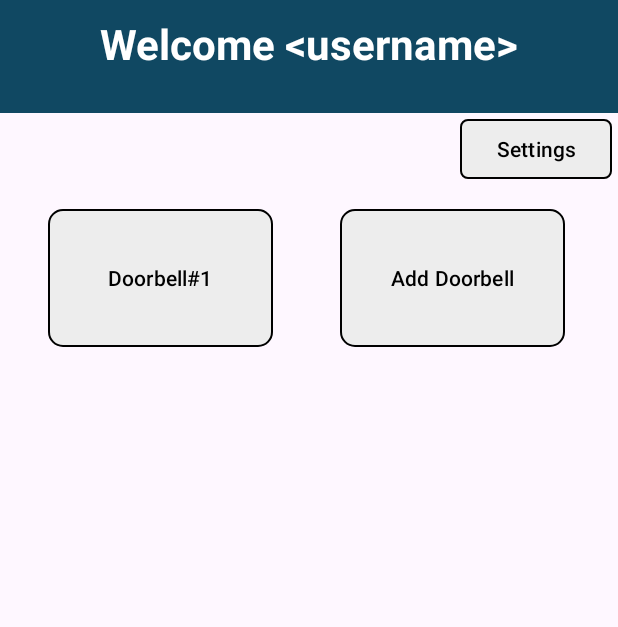
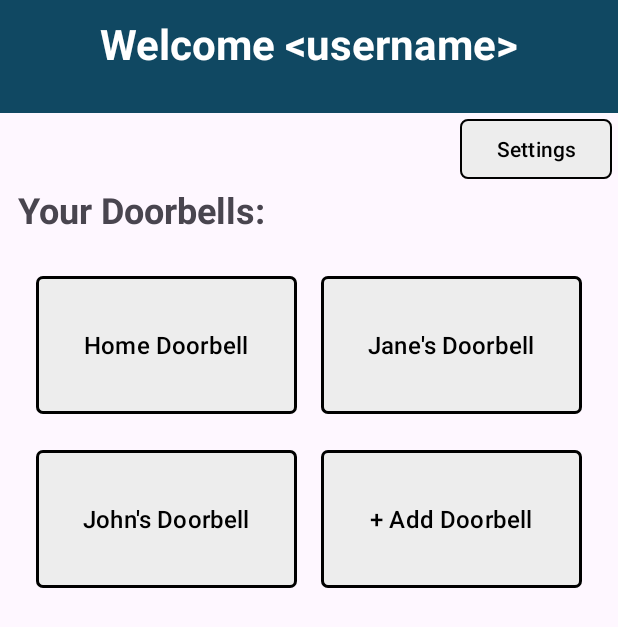
Before and after one commit to KasturiaL/Knockly-Smart-Doorbell, an Android app: the HomeActivity screen opened directly, with no data from a screen before it, on a phone screen of 412 x 824 dp. Shown: the top 627 px of the screen. Run offline under Robolectric (Android 15) with nearby library versions, the phone set to English and light mode, and no system bars.

Commit message:
Added home page UI

```diff
--- a/mobile_app/android/app/build.gradle.kts
+++ b/mobile_app/android/app/build.gradle.kts
@@ -37,6 +37,7 @@ dependencies {
     implementation(libs.material)
     implementation(libs.activity)
     implementation(libs.constraintlayout)
+    implementation(libs.gridlayout)
     testImplementation(libs.junit)
     androidTestImplementation(libs.ext.junit)
     androidTestImplementation(libs.espresso.core)
--- a/mobile_app/android/app/src/main/java/com/example/knockly/HomeActivity.java
+++ b/mobile_app/android/app/src/main/java/com/example/knockly/HomeActivity.java
@@ -10,6 +10,11 @@ import androidx.appcompat.app.AppCompatActivity;
 import androidx.core.graphics.Insets;
 import androidx.core.view.ViewCompat;
 import androidx.core.view.WindowInsetsCompat;
+
+import com.example.knockly.utils.JsonUtils;
+
+import org.json.JSONArray;
+import org.json.JSONObject;
 
 public class HomeActivity extends AppCompatActivity {
 
@@ -24,40 +29,29 @@ public class HomeActivity extends AppCompatActivity {
             return insets;
         });
 
+        // Get relevant doorbells from database
+        // TODO: Implement actual API call
+        // Creates example JSON object with data to use while database is implemented
+        String currentDoorbellsString = "{\"Doorbells\": [{\"ID\": \"550e8400-e29b-41d4-a716-446655440000\", \"Name\": \"Home Doorbell\"}, {\"ID\": \"9b4d4b9f-6a5d-4b6b-91b6-d53196e438b2\", \"Name\": \"Jane\'s Doorbell\"}, {\"ID\": \"a1234567-89ab-4cde-f012-3456789abcde\", \"Name\": \"John\'s Doorbell\"}] }";
+        JSONObject doorbellsObject;
+        doorbellsObject = JsonUtils.safeParseStringToJsonObject(currentDoorbellsString);
+        JSONArray currentDoorbells = doorbellsObject.optJSONArray("Doorbells");
+        System.out.println((currentDoorbells == null));
+
+        // Add doorbell buttons
+        HomePageButtonsFragment buttonsFragment = HomePageButtonsFragment.newInstance(currentDoorbells);
+        getSupportFragmentManager().beginTransaction().replace(R.id.HomeButtonsFragment, buttonsFragment).commit();
+
         // Add header fragment
         PageHeaderFragment pageHeader = PageHeaderFragment.newInstance("Welcome <username>", false);
         getSupportFragmentManager().beginTransaction().replace(R.id.HomeHeaderFragment, pageHeader).commit();
 
         // Button to link to app settings
         Button appSettingsButton = findViewById(R.id.AppSettingsButton);
-        appSettingsButton.setOnClickListener(new View.OnClickListener(){
+        appSettingsButton.setOnClickListener(new View.OnClickListener() {
             @Override
-            public void onClick(View view){
+            public void onClick(View view) {
                 Intent intent = new Intent(HomeActivity.this, AppSettingsActivity.class);
-                startActivity(intent);
-            }
-        });
-
-        // Simple button to link to doorbell page
-        // Feel free to delete/change when developing the actual UI
-        Button button = findViewById(R.id.exampleDoorbellButton);
-        button.setOnClickListener(new View.OnClickListener(){
-            @Override
-            public void onClick(View view){
-                Intent intent = new Intent(HomeActivity.this, IndvDoorbellActivity.class);
-                intent.putExtra("Doorbell_Info", "Doorbell #1");
-                startActivity(intent);
-            }
-        });
-
-        // Simple button to link to add doorbell page
-        // Feel free to delete/change when developing the actual UI
-        Button button2 = findViewById(R.id.exampleAddDoorbellButton);
-        button2.setOnClickListener(new View.OnClickListener(){
-            @Override
-            public void onClick(View view){
-                Intent intent = new Intent(HomeActivity.this, AddDoorbellActivity.class);
-                intent.putExtra("Doorbell_Info", "Doorbell #1");
                 startActivity(intent);
             }
         });
--- /dev/null
+++ b/mobile_app/android/app/src/main/java/com/example/knockly/HomePageButtonsFragment.java
@@ -0,0 +1,157 @@
+package com.example.knockly;
+
+import android.content.Context;
+import android.content.Intent;
+import android.graphics.drawable.GradientDrawable;
+import android.os.Bundle;
+
+import androidx.core.content.ContextCompat;
+import androidx.fragment.app.Fragment;
+
+import android.util.TypedValue;
+import android.view.LayoutInflater;
+import android.view.View;
+import android.view.ViewGroup;
+import android.widget.Button;
+import androidx.gridlayout.widget.GridLayout;
+
+import com.example.knockly.utils.JsonUtils;
+import com.example.knockly.utils.ViewUtils;
+import com.google.android.material.button.MaterialButton;
+
+import org.json.JSONArray;
+import org.json.JSONObject;
+
+/**
+ * A {@link Fragment} subclass that takes an array of json objects representing
+ * all doorbells the user is currently attached to.
+ * It dynamically loads a button for each doorbell that links to the page to show the individual doorbell
+ * Finally it add a button to allow the user to add a new doorbell
+ * All content it within a scroll box so that the user can have as many buttons as they want
+ */
+public class HomePageButtonsFragment extends Fragment {
+
+    // Parameter Initialisation
+    private static final String ARG_DOORBELLS = "doorbells";
+
+    private JSONArray mDoorbells;
+
+    public HomePageButtonsFragment() {
+        // Required empty public constructor
+    }
+
+    /**
+     * Use this factory method to create a new instance of
+     * this fragment using the provided parameters.
+     *
+     * @param doorbells JSON Array where each element is a json object containing all relevant
+     *                  information about each individual doorbell
+     * @return A new instance of fragment HomePageButtonsFragment.
+     */
+    public static HomePageButtonsFragment newInstance(JSONArray doorbells) {
+        HomePageButtonsFragment fragment = new HomePageButtonsFragment();
+        Bundle args = new Bundle();
+        args.putString(ARG_DOORBELLS, doorbells.toString());
+        fragment.setArguments(args);
+        return fragment;
+    }
+
+    @Override
+    public void onCreate(Bundle savedInstanceState) {
+        super.onCreate(savedInstanceState);
+        if (getArguments() != null) {
+            mDoorbells = JsonUtils.safeParseStringToJsonArray(getArguments().getString(ARG_DOORBELLS));
+            System.out.println(getArguments().getString(ARG_DOORBELLS));
+            System.out.println(mDoorbells);
+        }
+    }
+
+    @Override
+    public View onCreateView(LayoutInflater inflater, ViewGroup container,
+                             Bundle savedInstanceState) {
+        // Inflate the layout for this fragment
+        View view = inflater.inflate(R.layout.fragment_home_page_buttons, container, false);
+
+        // Get layout to add buttons to
+        GridLayout layout = view.findViewById(R.id.HomePageScrollLayout);
+
+        // For each doorbell create button and add to display
+        JSONObject currentObject;
+        String doorbellName;
+        try {
+            for (int m = 0; m < mDoorbells.length(); m++) {
+                currentObject = mDoorbells.optJSONObject(m);
+                if (currentObject == null) {
+                    continue;
+                }
+                doorbellName = currentObject.optString("Name", "Error: Name not found");
+                final String doorbellID = currentObject.optString("ID", "ID_NOT_FOUND");
+
+                // Create button for doorbell
+                MaterialButton doorbellButton = createStyledDoorbellButton(getContext(), doorbellName);
+
+                doorbellButton.setOnClickListener(new View.OnClickListener() {
+                    @Override
+                    public void onClick(View view) {
+                        Intent intent = new Intent(getActivity(), IndvDoorbellActivity.class);
+                        intent.putExtra("Doorbell_ID", doorbellID);
+                        startActivity(intent);
+                    }
+                });
+
+                // Add to screen
+                layout.addView(doorbellButton);
+            }
+
+            // Make and add 'Add Doorbell' button
+            MaterialButton addBellButton = createStyledDoorbellButton(getContext(), "+ Add Doorbell");
+
+            addBellButton.setOnClickListener(new View.OnClickListener() {
+                @Override
+                public void onClick(View view) {
+                    Intent intent = new Intent(getActivity(), AddDoorbellActivity.class);
+                    startActivity(intent);
+                }
+            });
+
+            layout.addView(addBellButton);
+        }
+        catch (Exception e){
+            System.out.println("Error creating buttons on home page");
+            System.out.println(e);
+        }
+        return view;
+    }
+
+    // Helper method to style doorbell buttons dynamically
+    private MaterialButton createStyledDoorbellButton(Context context, String text){
+        MaterialButton button = new MaterialButton(context);
+
+        // Set button text
+        button.setText(text);
+        button.setTextColor(ContextCompat.getColor(context, R.color.black));
+        button.setTextSize(TypedValue.COMPLEX_UNIT_SP, 16);
+
+        // Set button background
+        button.setCornerRadius((int) (ViewUtils.dpToPx(5, context)));
+        button.setStrokeWidth(3);
+        button.setStrokeColorResource(R.color.black);
+        button.setBackgroundTintList(ContextCompat.getColorStateList(context, R.color.colorSecondary));
+
+        // Set layout parameters
+        int screenWidth = context.getResources().getDisplayMetrics().widthPixels;
+        int marginSize = (int) (ViewUtils.dpToPx(8, context));
+        int buttonWidth = (screenWidth / 2) - (4 * marginSize);
+        int buttonHeight = (int) (ViewUtils.dpToPx(100, context));
+
+        GridLayout.LayoutParams params = new GridLayout.LayoutParams();
+        params.width = buttonWidth;
+        params.height = buttonHeight;
+        params.setMargins(marginSize, marginSize, marginSize, marginSize);
+
+        button.setLayoutParams(params);
+
+        return button;
+
+    }
+}
--- /dev/null
+++ b/mobile_app/android/app/src/main/java/com/example/knockly/utils/JsonUtils.java
@@ -0,0 +1,24 @@
+package com.example.knockly.utils;
+
+import org.json.JSONArray;
+import org.json.JSONObject;
+
+public class JsonUtils {
+    public static JSONObject safeParseStringToJsonObject(String string){
+        try{
+            return new JSONObject(string);
+        }
+        catch(Exception e){
+            return new JSONObject();
+        }
+    }
+
+    public static JSONArray safeParseStringToJsonArray(String string){
+        try{
+            return new JSONArray(string);
+        }
+        catch(Exception e){
+            return new JSONArray();
+        }
+    }
+}
--- /dev/null
+++ b/mobile_app/android/app/src/main/java/com/example/knockly/utils/ViewUtils.java
@@ -0,0 +1,9 @@
+package com.example.knockly.utils;
+
+import android.content.Context;
+
+public class ViewUtils {
+    public static float dpToPx(float dp, Context context){
+        return dp * context.getResources().getDisplayMetrics().density;
+    }
+}
--- a/mobile_app/android/app/src/main/res/layout/activity_home.xml
+++ b/mobile_app/android/app/src/main/res/layout/activity_home.xml
@@ -15,22 +15,6 @@
         app:layout_constraintTop_toTopOf="parent" />
 
     <com.google.android.material.button.MaterialButton
-        android:id="@+id/exampleDoorbellButton"
-        android:layout_width="150dp"
-        android:layout_height="100dp"
-        android:layout_marginStart="32dp"
-        android:layout_marginTop="60dp"
-        android:text="Doorbell#1"
-        android:textColor="@color/black"
-        app:backgroundTint="@color/colorSecondary"
-        app:backgroundTintMode="src_over"
-        app:cornerRadius="10dp"
-        app:layout_constraintStart_toStartOf="parent"
-        app:layout_constraintTop_toBottomOf="@+id/HomeHeaderFragment"
-        app:strokeColor="@color/black"
-        app:strokeWidth="1dp" />
-
-    <com.google.android.material.button.MaterialButton
         android:id="@+id/AppSettingsButton"
         android:layout_width="wrap_content"
         android:layout_height="wrap_content"
@@ -44,20 +28,26 @@
         app:strokeColor="@color/black"
         app:strokeWidth="1dp" />
 
-    <com.google.android.material.button.MaterialButton
-        android:id="@+id/exampleAddDoorbellButton"
-        android:layout_width="150dp"
-        android:layout_height="100dp"
-        android:layout_marginTop="60dp"
-        android:layout_marginEnd="35dp"
-        android:text="Add Doorbell"
-        android:textColor="@color/black"
-        app:backgroundTint="@color/colorSecondary"
-        app:backgroundTintMode="src_over"
-        app:cornerRadius="10dp"
+    <androidx.fragment.app.FragmentContainerView
+        android:id="@+id/HomeButtonsFragment"
+        android:layout_width="match_parent"
+        android:layout_height="0dp"
+        app:layout_constraintBottom_toBottomOf="parent"
         app:layout_constraintEnd_toEndOf="parent"
-        app:layout_constraintTop_toBottomOf="@+id/HomeHeaderFragment"
-        app:strokeColor="@color/black"
-        app:strokeWidth="1dp" />
+        app:layout_constraintHorizontal_bias="0.0"
+        app:layout_constraintStart_toStartOf="parent"
+        app:layout_constraintTop_toBottomOf="@+id/HomeDoorbellTitleText" />
+
+    <TextView
+        android:id="@+id/HomeDoorbellTitleText"
+        android:layout_width="match_parent"
+        android:layout_height="wrap_content"
+        android:paddingLeft="12dp"
+        android:text="@string/homePageDoorbellSubTitle"
+        android:textSize="24sp"
+        android:textStyle="bold"
+        app:layout_constraintEnd_toEndOf="parent"
+        app:layout_constraintStart_toStartOf="parent"
+        app:layout_constraintTop_toBottomOf="@+id/AppSettingsButton" />
 
 </androidx.constraintlayout.widget.ConstraintLayout>
--- /dev/null
+++ b/mobile_app/android/app/src/main/res/layout/fragment_home_page_buttons.xml
@@ -0,0 +1,28 @@
+<?xml version="1.0" encoding="utf-8"?>
+<FrameLayout xmlns:android="http://schemas.android.com/apk/res/android"
+    xmlns:app="http://schemas.android.com/apk/res-auto"
+    xmlns:tools="http://schemas.android.com/tools"
+    android:layout_width="match_parent"
+    android:layout_height="match_parent"
+    tools:context=".HomePageButtonsFragment">
+
+    <!-- TODO: Update blank fragment layout -->
+
+    <ScrollView
+        android:id="@+id/HomePageScrollView"
+        android:layout_width="match_parent"
+        android:layout_height="match_parent"
+        android:overScrollMode="always"
+        android:scrollbarStyle="insideInset">
+
+        <androidx.gridlayout.widget.GridLayout
+            android:id="@+id/HomePageScrollLayout"
+            android:layout_width="match_parent"
+            android:layout_height="wrap_content"
+            android:padding="16dp"
+            app:columnCount="2">
+
+        </androidx.gridlayout.widget.GridLayout>
+
+    </ScrollView>
+</FrameLayout>
--- a/mobile_app/android/app/src/main/res/values/strings.xml
+++ b/mobile_app/android/app/src/main/res/values/strings.xml
@@ -3,4 +3,5 @@
     <string name="defaultHeaderTitle">No Title Given</string>
     <string name="createAccountLink"><u>Don\'t have an account? Click here to create one</u></string>
     <string name="resetPassLink"><u>Forgot Password? Click here to reset it</u></string>
+    <string name="homePageDoorbellSubTitle">Your Doorbells:</string>
 </resources>
--- a/mobile_app/android/gradle/libs.versions.toml
+++ b/mobile_app/android/gradle/libs.versions.toml
@@ -7,6 +7,7 @@ appcompat = "1.7.0"
 material = "1.12.0"
 activity = "1.9.0"
 constraintlayout = "2.2.1"
+gridlayout = "1.0.0"
 
 [libraries]
 junit = { group = "junit", name = "junit", version.ref = "junit" }
@@ -16,6 +17,7 @@ appcompat = { group = "androidx.appcompat", name = "appcompat", version.ref = "a
 material = { group = "com.google.android.material", name = "material", version.ref = "material" }
 activity = { group = "androidx.activity", name = "activity", version.ref = "activity" }
 constraintlayout = { group = "androidx.constraintlayout", name = "constraintlayout", version.ref = "constraintlayout" }
+gridlayout = { group = "androidx.gridlayout", name = "gridlayout", version.ref = "gridlayout" }
 
 [plugins]
 android-application = { id = "com.android.application", version.ref = "agp" }
```
Also changed, not shown: mobile_app/android/app/src/main/AndroidManifest.xml (+9 -9 lines).
